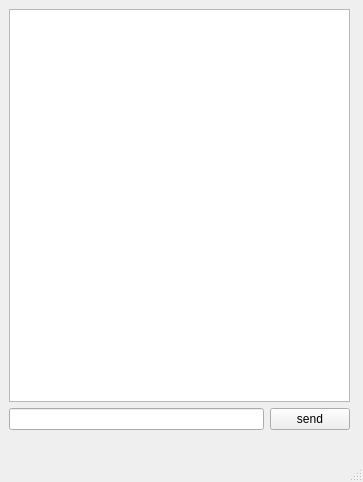
Before: the Qt Designer form gui_for_game.ui in udazzZZ/cities_game_threads_plus_sockets, drawn with Qt 5.
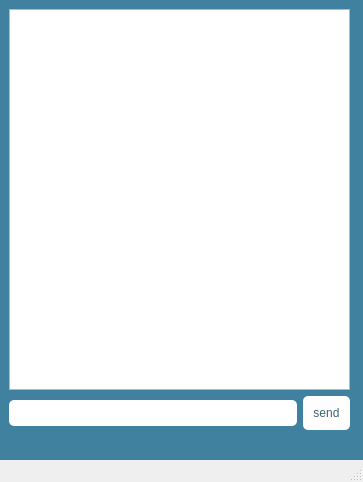
After: the same form once the commit is applied.

```diff
--- a/gui_for_game.ui
+++ b/gui_for_game.ui
@@ -13,6 +13,27 @@
   <property name="windowTitle">
    <string>MainWindow</string>
   </property>
+  <property name="styleSheet">
+   <string notr="true">#centralwidget {
+	background-color: rgb(63, 129, 158);
+}
+QPushButton {
+	background-color: rgb(255, 253, 253);
+	border-radius: 5px;
+	padding: 10px 10px;
+	color: rgb(55, 107, 113);
+}
+QPushButton:hover {
+	color: rgb(45, 97, 100);
+	border: 1px  solid rgb(55, 107, 113);
+	cursor: pointer;
+}
+QLineEdit {
+	padding: 5px;
+	border-radius:5px;
+	color: rgb(55, 107, 113);
+}</string>
+  </property>
   <widget class="QWidget" name="centralwidget">
    <layout class="QGridLayout" name="gridLayout_3">
     <item row="0" column="0">
```
